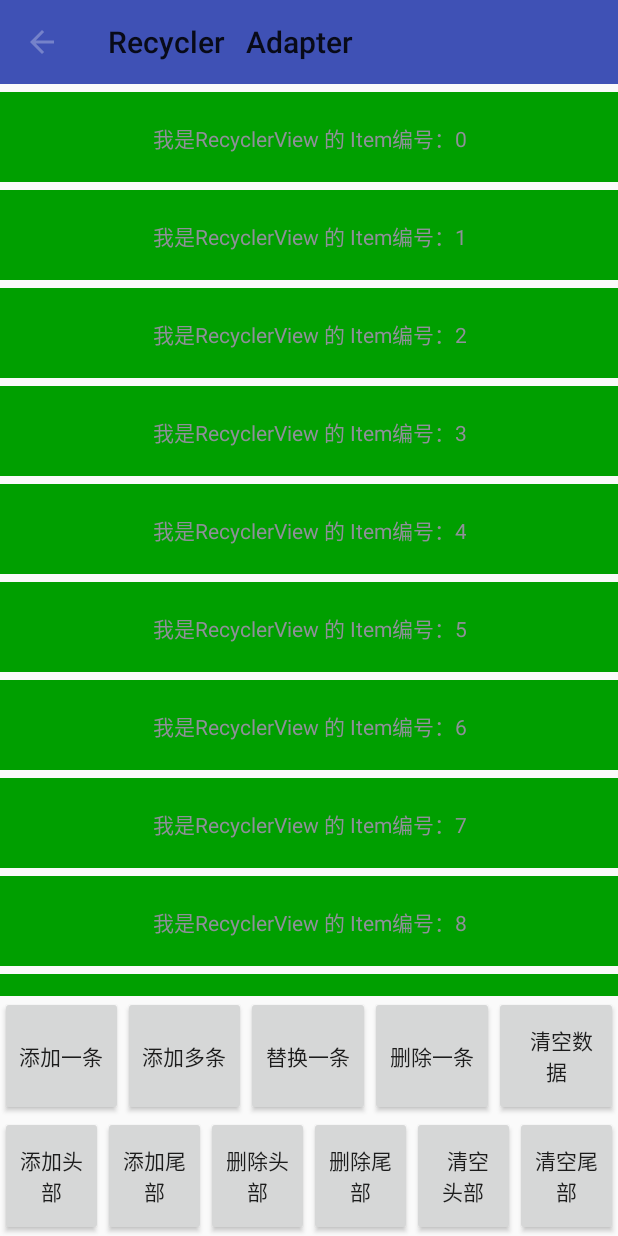
After one commit to naivor/android-adapter, an Android app: the ComplexActivity screen opened directly, with no data from a screen before it, on a phone screen of 412 x 824 dp. The commit adds this screen. Run offline under Robolectric (Android 15) with nearby library versions, the phone set to English and light mode, and no system bars; our stand-ins replace ButterKnife.

Commit message:
优化RecyAdapter

```diff
--- a/sample/src/main/AndroidManifest.xml
+++ b/sample/src/main/AndroidManifest.xml
@@ -22,7 +22,8 @@
         <activity android:name=".ListActivity" />
         <activity android:name=".GridActivity" />
         <activity android:name=".RecyclerActivity" />
-        <activity android:name=".MultiItemActivity"></activity>
+        <activity android:name=".MultiItemActivity" />
+        <activity android:name=".ComplexActivity"></activity>
     </application>
 
 </manifest>
--- /dev/null
+++ b/sample/src/main/java/com/tianlai/sample/ComplexActivity.java
@@ -0,0 +1,191 @@
+package com.tianlai.sample;
+
+import android.os.Bundle;
+import android.support.v7.app.AppCompatActivity;
+import android.support.v7.widget.LinearLayoutManager;
+import android.support.v7.widget.RecyclerView;
+import android.support.v7.widget.Toolbar;
+import android.view.LayoutInflater;
+import android.view.View;
+import android.widget.Button;
+import android.widget.TextView;
+
+import java.util.ArrayList;
+import java.util.List;
+
+import butterknife.Bind;
+import butterknife.ButterKnife;
+import butterknife.OnClick;
+
+public class ComplexActivity extends AppCompatActivity {
+
+    @Bind(R.id.rv_content)
+    RecyclerView rvContent;
+    @Bind(R.id.btn_add)
+    Button btnAdd;
+    @Bind(R.id.btn_adds)
+    Button btnAdds;
+    @Bind(R.id.btn_replace)
+    Button btnReplace;
+    @Bind(R.id.btn_remove)
+    Button btnRemove;
+    @Bind(R.id.btn_clear)
+    Button btnClear;
+    @Bind(R.id.toolbar)
+    Toolbar toolbar;
+    @Bind(R.id.btn_add_header)
+    Button btnAddHeader;
+    @Bind(R.id.btn_add_footer)
+    Button btnAddFooter;
+    @Bind(R.id.btn_rm_header)
+    Button btnRmHeader;
+    @Bind(R.id.btn_rm_footer)
+    Button btnRmFooter;
+    @Bind(R.id.btn_clear_header)
+    Button btnClearHeader;
+    @Bind(R.id.btn_clear_footer)
+    Button btnClearFooter;
+
+    private TestRecyAdapter adapter;
+
+    private LayoutInflater inflater;
+
+    @Override
+    protected void onCreate(Bundle savedInstanceState) {
+        super.onCreate(savedInstanceState);
+
+        setContentView(R.layout.activity_complex);
+        ButterKnife.bind(this);
+
+        inflater = LayoutInflater.from(getApplicationContext());
+
+        setSupportActionBar(toolbar);
+        getSupportActionBar().setTitle("Recycler   Adapter");
+        toolbar.setNavigationIcon(R.drawable.ic_arrow_back_black_24dp);
+        toolbar.setNavigationOnClickListener(new View.OnClickListener() {
+            @Override
+            public void onClick(View v) {
+                onBackPressed();
+            }
+        });
+
+        adapter = new TestRecyAdapter(getApplicationContext());
+
+        rvContent.setLayoutManager(new LinearLayoutManager(getApplicationContext()));
+        rvContent.setAdapter(adapter);
+
+        loadData();
+    }
+
+    private void loadData() {
+        List<SimpleItem> datas = new ArrayList<>();
+
+        SimpleItem item = new SimpleItem();
+        item.setContent("我是RecyclerView 的 Item");
+        for (int i = 0; i < 10; i++) {
+            datas.add(item);
+        }
+
+        adapter.setItems(datas);
+    }
+
+    @OnClick({R.id.btn_add, R.id.btn_adds, R.id.btn_remove,
+            R.id.btn_replace, R.id.btn_clear})
+    public void onTopClick(View v) {
+        switch (v.getId()) {
+            case R.id.btn_add:
+                adapter.addItem(0, createNewItem());
+                break;
+            case R.id.btn_adds:
+                adapter.addItems(0, createNewItems());
+                break;
+            case R.id.btn_replace:
+                adapter.replaceItem(0, createReplaceItem());
+                break;
+            case R.id.btn_remove:
+                adapter.removeItem(0);
+                break;
+            case R.id.btn_clear:
+                adapter.clearItems();
+                break;
+
+            default:
+                break;
+
+        }
+    }
+
+    public SimpleItem createNewItem() {
+        SimpleItem simpleItem = new SimpleItem();
+        simpleItem.setContent("我是 新的item");
+        return simpleItem;
+    }
+
+    public List<SimpleItem> createNewItems() {
+        List<SimpleItem> items = new ArrayList<>();
+
+        SimpleItem simpleItem = new SimpleItem();
+        simpleItem.setContent("我是 新的item");
+
+        for (int i = 0; i < 10; i++) {
+            items.add(simpleItem);
+        }
+        return items;
+    }
+
+    public SimpleItem createReplaceItem() {
+        SimpleItem simpleItem = new SimpleItem();
+        simpleItem.setContent("我是 用来替换的 item");
+        return simpleItem;
+    }
+
+    @OnClick({R.id.btn_add_header, R.id.btn_add_footer, R.id.btn_rm_header,
+            R.id.btn_rm_footer, R.id.btn_clear_header, R.id.btn_clear_footer})
+    public void onBottomClick(View v) {
+        switch (v.getId()) {
+            case R.id.btn_add_header:
+                adapter.addHeaderView(createHeader());
+                break;
+            case R.id.btn_add_footer:
+                adapter.addFooterView(createFooter());
+                break;
+            case R.id.btn_rm_header:
+                adapter.removeHeaderView(0);
+                break;
+            case R.id.btn_rm_footer:
+                adapter.removeFooterView(0);
+                break;
+            case R.id.btn_clear_header:
+                adapter.clearHeader();
+                break;
+            case R.id.btn_clear_footer:
+                adapter.clearFooter();
+                break;
+            default:
+                break;
+
+        }
+    }
+
+    public View createHeader() {
+        View view = inflater.inflate(R.layout.list_item_txt, null);
+        ((TextView) find(view, R.id.tv_text)).setText("我是头部");
+        return view;
+    }
+
+    public View createFooter() {
+        View view = inflater.inflate(R.layout.list_item_txt, null);
+        ((TextView) find(view, R.id.tv_text)).setText("我是尾部");
+        return view;
+    }
+
+    /**
+     * 获取view
+     *
+     * @param viewId
+     * @return
+     */
+    public View find(View parent, int viewId) {
+        return parent.findViewById(viewId);
+    }
+}
--- a/sample/src/main/java/com/tianlai/sample/MainActivity.java
+++ b/sample/src/main/java/com/tianlai/sample/MainActivity.java
@@ -6,7 +6,6 @@ import android.support.v7.app.AppCompatActivity;
 import android.support.v7.widget.Toolbar;
 import android.view.View;
 import android.widget.Button;
-import android.widget.HorizontalScrollView;
 
 import butterknife.Bind;
 import butterknife.ButterKnife;
@@ -37,7 +36,7 @@ public class MainActivity extends AppCompatActivity {
 
     }
 
-    @OnClick({R.id.btn_list, R.id.btn_grid, R.id.btn_recycler, R.id.btn_header,R.id.btn_multi})
+    @OnClick({R.id.btn_list, R.id.btn_grid, R.id.btn_recycler, R.id.btn_header,R.id.btn_multi,R.id.btn_complex})
     public void onClick(View v) {
         switch (v.getId()) {
             case R.id.btn_list:
@@ -55,6 +54,9 @@ public class MainActivity extends AppCompatActivity {
             case R.id.btn_multi:
                 startActivity(new Intent(this, MultiItemActivity.class));
                 break;
+            case R.id.btn_complex:
+                startActivity(new Intent(this, ComplexActivity.class));
+                break;
             default:
 
                 break;
--- /dev/null
+++ b/sample/src/main/res/layout/activity_complex.xml
@@ -0,0 +1,68 @@
+<?xml version="1.0" encoding="utf-8"?>
+<LinearLayout xmlns:android="http://schemas.android.com/apk/res/android"
+    xmlns:app="http://schemas.android.com/apk/res-auto"
+    xmlns:tools="http://schemas.android.com/tools"
+    android:layout_width="match_parent"
+    android:layout_height="match_parent"
+    android:orientation="vertical"
+    tools:context="com.tianlai.sample.RecyclerActivity">
+
+    <include layout="@layout/toolbar_layout" />
+
+    <android.support.v7.widget.RecyclerView
+        android:id="@+id/rv_content"
+        android:layout_width="match_parent"
+        android:layout_height="0dp"
+        android:layout_weight="1" />
+
+    <include layout="@layout/list_layout_bottom_operate" />
+
+    <LinearLayout
+        android:layout_width="match_parent"
+        android:layout_height="80dp"
+        android:layout_gravity="bottom"
+        android:orientation="horizontal">
+
+        <Button
+            android:id="@+id/btn_add_header"
+            android:layout_width="0dp"
+            android:layout_height="match_parent"
+            android:layout_weight="1"
+            android:text="添加头部" />
+
+        <Button
+            android:id="@+id/btn_add_footer"
+            android:layout_width="0dp"
+            android:layout_height="match_parent"
+            android:layout_weight="1"
+            android:text="添加尾部" />
+
+        <Button
+            android:id="@+id/btn_rm_header"
+            android:layout_width="0dp"
+            android:layout_height="match_parent"
+            android:layout_weight="1"
+            android:text="删除头部" />
+
+        <Button
+            android:id="@+id/btn_rm_footer"
+            android:layout_width="0dp"
+            android:layout_height="match_parent"
+            android:layout_weight="1"
+            android:text="删除尾部" />
+
+        <Button
+            android:id="@+id/btn_clear_header"
+            android:layout_width="0dp"
+            android:layout_height="match_parent"
+            android:layout_weight="1"
+            android:text="  清空头部" />
+
+        <Button
+            android:id="@+id/btn_clear_footer"
+            android:layout_width="0dp"
+            android:layout_height="match_parent"
+            android:layout_weight="1"
+            android:text="清空尾部" />
+    </LinearLayout>
+</LinearLayout>
```
Also changed, not shown: adapter/src/main/java/com/naivor/adapter/RecyAdapter.java (+20 -15 lines), sample/src/main/res/layout/activity_main.xml (+10 -0 lines).
